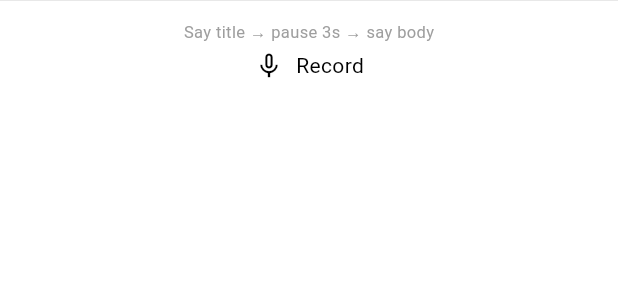
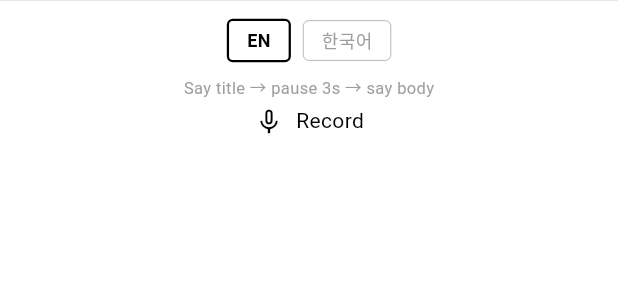
Before and after one commit to knight4seal/personal-diary, a Flutter app: the VoiceRecorderBar widget shown alone on an empty page, opened directly with empty values, on a phone screen of 412 x 824 dp. Shown: the top 300 px of the screen. Run offline on Flutter 3.47's test engine with Material 3 defaults, Android fonts, the phone set to English and light mode, and no system bars; our stand-ins replace drift, drift_flutter, flutter_riverpod, flutter_secure_storage, go_router, local_auth and 3 more; missing offline and left inert: record; accounts and stored records are empty; generated files the repository leaves out were written again.

Commit message:
Add Korean language support for typing and voice recording
- EN/한국어 toggle in voice recorder bar to switch recognition language
- Speech-to-text uses 'ko-KR' locale for Korean transcription
- Korean spoken punctuation: 마침표(.), 쉼표(,), 물음표(?), 느낌표(!)
- Korean spoken formatting: 줄바꿈, 새 줄, 새 문단
- Phase labels shown in Korean when Korean is selected
- Hint text in Korean: "제목 말하기 → 3초 멈춤 → 본문 말하기"
- Text input fields already support Korean (Flutter handles CJK natively)

Co-Authored-By: Claude Opus 4.6 (1M context) <noreply@anthropic.com>

```diff
--- a/lib/features/entry_editor/widgets/voice_recorder_bar.dart
+++ b/lib/features/entry_editor/widgets/voice_recorder_bar.dart
@@ -32,6 +32,9 @@ class _VoiceRecorderBarState extends State<VoiceRecorderBar> {
   final AudioRecorder _recorder = AudioRecorder();
   final stt.SpeechToText _speech = stt.SpeechToText();
   bool _speechAvailable = false;
+
+  // Language: 'en-US' for English, 'ko-KR' for Korean
+  String _selectedLocale = 'en-US';
 
   // Title/body splitting via 3-second pause
   _CapturePhase _phase = _CapturePhase.title;
@@ -126,6 +129,7 @@ class _VoiceRecorderBarState extends State<VoiceRecorderBar> {
         await _speech.listen(
           onResult: _onSpeechResult,
           listenMode: stt.ListenMode.dictation,
+          localeId: _selectedLocale,
           cancelOnError: false,
           partialResults: true,
         );
@@ -198,59 +202,52 @@ class _VoiceRecorderBarState extends State<VoiceRecorderBar> {
 
   /// Converts spoken punctuation commands into actual punctuation marks,
   /// capitalizes after periods, and ensures text ends with a period.
+  /// Supports both English and Korean spoken commands.
   String _ensurePunctuation(String text) {
     if (text.isEmpty) return text;
 
     var result = text;
 
-    // Replace spoken punctuation words with actual marks
-    // Handle variations: "period", "full stop", "comma", "question mark", "exclamation mark"
+    // English spoken punctuation
     result = result.replaceAllMapped(
-      RegExp(r'\s+period\b', caseSensitive: false),
-      (m) => '.',
-    );
+      RegExp(r'\s+period\b', caseSensitive: false), (m) => '.');
     result = result.replaceAllMapped(
-      RegExp(r'\s+full stop\b', caseSensitive: false),
-      (m) => '.',
-    );
+      RegExp(r'\s+full stop\b', caseSensitive: false), (m) => '.');
     result = result.replaceAllMapped(
-      RegExp(r'\s+comma\b', caseSensitive: false),
-      (m) => ',',
-    );
+      RegExp(r'\s+comma\b', caseSensitive: false), (m) => ',');
     result = result.replaceAllMapped(
-      RegExp(r'\s+question mark\b', caseSensitive: false),
-      (m) => '?',
-    );
+      RegExp(r'\s+question mark\b', caseSensitive: false), (m) => '?');
     result = result.replaceAllMapped(
-      RegExp(r'\s+exclamation mark\b', caseSensitive: false),
-      (m) => '!',
-    );
+      RegExp(r'\s+exclamation mark\b', caseSensitive: false), (m) => '!');
     result = result.replaceAllMapped(
-      RegExp(r'\s+exclamation point\b', caseSensitive: false),
-      (m) => '!',
-    );
+      RegExp(r'\s+exclamation point\b', caseSensitive: false), (m) => '!');
     result = result.replaceAllMapped(
-      RegExp(r'\s+new line\b', caseSensitive: false),
-      (m) => '\n',
-    );
+      RegExp(r'\s+new line\b', caseSensitive: false), (m) => '\n');
     result = result.replaceAllMapped(
-      RegExp(r'\s+new paragraph\b', caseSensitive: false),
-      (m) => '\n\n',
-    );
+      RegExp(r'\s+new paragraph\b', caseSensitive: false), (m) => '\n\n');
+    result = result.replaceAllMapped(
+      RegExp(r'^period\b', caseSensitive: false), (m) => '.');
 
-    // Also handle if "period" appears at the start of text (after pause)
-    result = result.replaceAllMapped(
-      RegExp(r'^period\b', caseSensitive: false),
-      (m) => '.',
-    );
+    // Korean spoken punctuation (마침표=period, 쉼표=comma, 물음표=?, 느낌표=!)
+    result = result.replaceAll(' 마침표', '.');
+    result = result.replaceAll(' 점', '.');
+    result = result.replaceAll(' 쉼표', ',');
+    result = result.replaceAll(' 물음표', '?');
+    result = result.replaceAll(' 느낌표', '!');
+    result = result.replaceAll(' 줄바꿈', '\n');
+    result = result.replaceAll(' 새 줄', '\n');
+    result = result.replaceAll(' 새 문단', '\n\n');
+    // Handle at start of text
+    if (result.startsWith('마침표')) result = '.${result.substring(3)}';
+    if (result.startsWith('점')) result = '.${result.substring(1)}';
 
-    // Capitalize first letter
+    // Capitalize first letter (only for Latin characters)
     result = result.trim();
-    if (result.isNotEmpty) {
+    if (result.isNotEmpty && RegExp(r'[a-z]').hasMatch(result[0])) {
       result = result[0].toUpperCase() + result.substring(1);
     }
 
-    // Capitalize letter after each period/question/exclamation
+    // Capitalize letter after each period/question/exclamation (Latin only)
     result = result.replaceAllMapped(
       RegExp(r'([.!?])\s+([a-z])'),
       (m) => '${m.group(1)} ${m.group(2)!.toUpperCase()}',
@@ -274,13 +271,14 @@ class _VoiceRecorderBarState extends State<VoiceRecorderBar> {
   }
 
   String get _phaseLabel {
+    final isKorean = _selectedLocale == 'ko-KR';
     switch (_phase) {
       case _CapturePhase.title:
-        return 'Speaking title...';
+        return isKorean ? '제목 말하는 중...' : 'Speaking title...';
       case _CapturePhase.pauseDetected:
-        return 'Title captured! Now speak body...';
+        return isKorean ? '제목 저장됨! 이제 본문을 말하세요...' : 'Title captured! Now speak body...';
       case _CapturePhase.body:
-        return 'Speaking body...';
+        return isKorean ? '본문 말하는 중...' : 'Speaking body...';
     }
   }
 
@@ -384,14 +382,75 @@ class _VoiceRecorderBarState extends State<VoiceRecorderBar> {
               const SizedBox(height: 4),
             ],
             // Hint when idle
-            if (_state == RecorderState.idle)
+            if (_state == RecorderState.idle) ...[
+              // Language toggle
+              Padding(
+                padding: const EdgeInsets.only(bottom: 8),
+                child: Row(
+                  mainAxisAlignment: MainAxisAlignment.center,
+                  children: [
+                    GestureDetector(
+                      onTap: () => setState(() => _selectedLocale = 'en-US'),
+                      child: Container(
+                        padding: const EdgeInsets.symmetric(
+                            horizontal: 12, vertical: 4),
+                        decoration: BoxDecoration(
+                          border: Border.all(
+                            color: _selectedLocale == 'en-US' ? fg : grey,
+                            width: _selectedLocale == 'en-US' ? 1.5 : 0.5,
+                          ),
+                          borderRadius: BorderRadius.circular(4),
+                        ),
+                        child: Text(
+                          'EN',
+                          style: TextStyle(
+                            color: _selectedLocale == 'en-US' ? fg : grey,
+                            fontSize: 12,
+                            fontWeight: _selectedLocale == 'en-US'
+                                ? FontWeight.bold
+                                : FontWeight.normal,
+                          ),
+                        ),
+                      ),
+                    ),
+                    const SizedBox(width: 8),
+                    GestureDetector(
+                      onTap: () => setState(() => _selectedLocale = 'ko-KR'),
+                      child: Container(
+                        padding: const EdgeInsets.symmetric(
+                            horizontal: 12, vertical: 4),
+                        decoration: BoxDecoration(
+                          border: Border.all(
+                            color: _selectedLocale == 'ko-KR' ? fg : grey,
+                            width: _selectedLocale == 'ko-KR' ? 1.5 : 0.5,
+                          ),
+                          borderRadius: BorderRadius.circular(4),
+                        ),
+                        child: Text(
+                          '한국어',
+                          style: TextStyle(
+                            color: _selectedLocale == 'ko-KR' ? fg : grey,
+                            fontSize: 12,
+                            fontWeight: _selectedLocale == 'ko-KR'
+                                ? FontWeight.bold
+                                : FontWeight.normal,
+                          ),
+                        ),
+                      ),
+                    ),
+                  ],
+                ),
+              ),
               Padding(
                 padding: const EdgeInsets.only(bottom: 4),
                 child: Text(
-                  'Say title → pause 3s → say body',
+                  _selectedLocale == 'ko-KR'
+                      ? '제목 말하기 → 3초 멈춤 → 본문 말하기'
+                      : 'Say title → pause 3s → say body',
                   style: TextStyle(color: grey, fontSize: 11),
                 ),
               ),
+            ],
             _buildControls(fg, grey),
           ],
         ),
```
